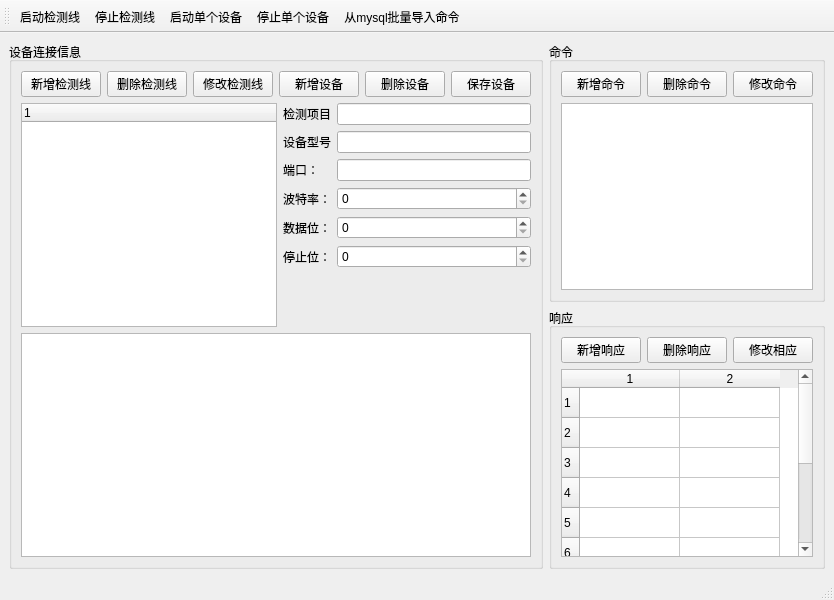
First picture: the form in kdCarCheckDevSimulator/kdCarCheckDevSimulator.ui, repository bkdwei/kdCarCheckDevSimulator, before the edit.
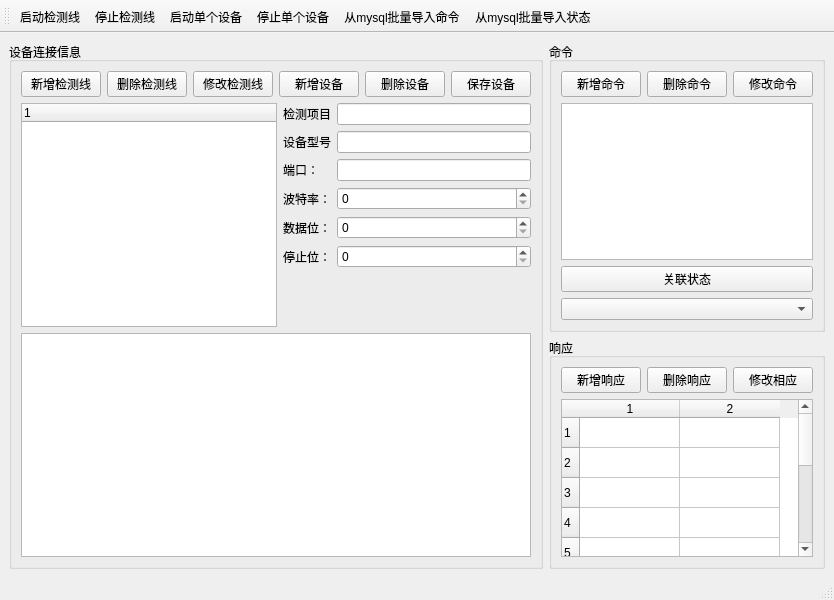
Second picture: the form after the edit.

Commit message: 新增设备状态的批量导入。新增命令和状态的关联操作。优化结果的显示。修改响应的表结构

Diff of the .ui file:
```diff
--- a/kdCarCheckDevSimulator/kdCarCheckDevSimulator.ui
+++ b/kdCarCheckDevSimulator/kdCarCheckDevSimulator.ui
@@ -186,6 +186,16 @@
          <item>
           <widget class="QListWidget" name="lw_cmd"/>
          </item>
+         <item>
+          <widget class="QPushButton" name="pb_connect_status">
+           <property name="text">
+            <string>关联状态</string>
+           </property>
+          </widget>
+         </item>
+         <item>
+          <widget class="QComboBox" name="cb_status"/>
+         </item>
         </layout>
        </widget>
       </item>
@@ -275,6 +285,7 @@
    <addaction name="action_start_single_dev"/>
    <addaction name="action_stop_single_dev"/>
    <addaction name="action_import_cmd_by_mysql"/>
+   <addaction name="action_import_reply_by_mysql"/>
   </widget>
   <action name="action_start_line">
    <property name="text">
@@ -301,6 +312,11 @@
     <string>从mysql批量导入命令</string>
    </property>
   </action>
+  <action name="action_import_reply_by_mysql">
+   <property name="text">
+    <string>从mysql批量导入状态</string>
+   </property>
+  </action>
  </widget>
  <resources/>
  <connections/>
```
The commit also changes 7 other files.
